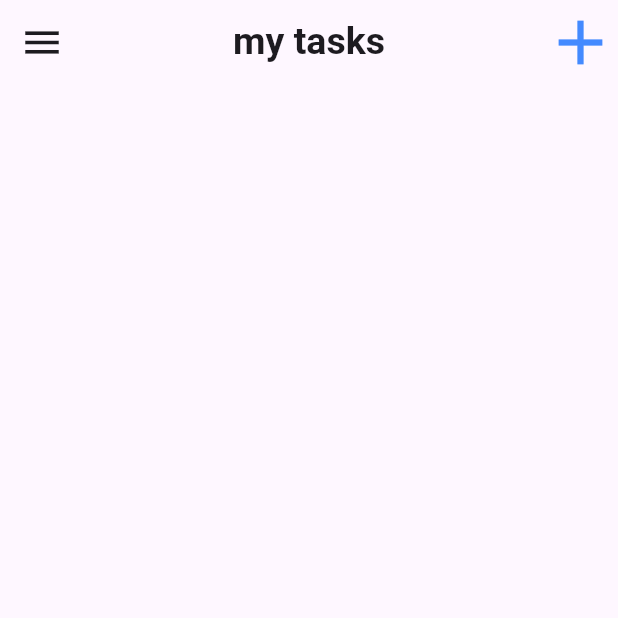
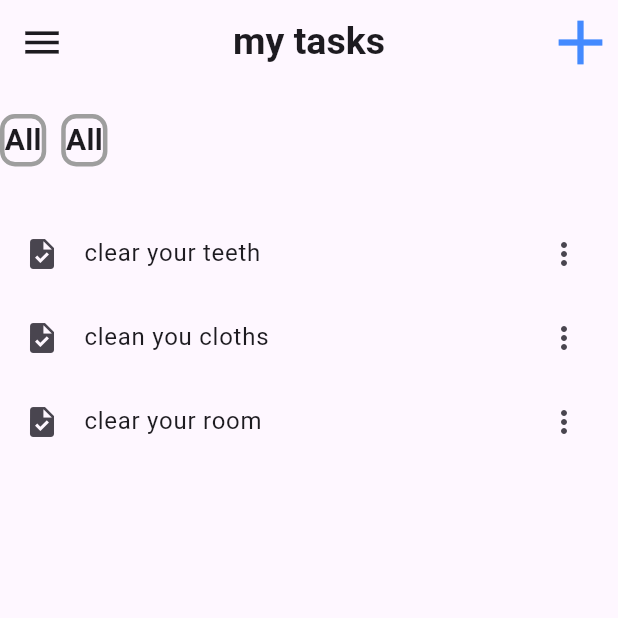
Before and after one commit to inejih-sid-mahame-abderahman/smart_task_manager, a Flutter app: the screen it shows after launch, on a phone screen of 412 x 824 dp, the top half of it. Run offline on Flutter 3.47's test engine with Material 3 defaults, Android fonts, the phone set to English and light mode, and no system bars.

Commit message:
Add task list and category containers to Homescreen layout

```diff
--- a/lib/screens/homescreen.dart
+++ b/lib/screens/homescreen.dart
@@ -17,6 +17,53 @@ class Homescreen extends StatelessWidget {
           centerTitle: true,
           actions: [Icon(Icons.add, size: 50, color: Colors.blueAccent)],
         ),
+        body: ListView(
+          children: [
+            SizedBox(height: 20),
+            Row(
+              mainAxisAlignment: MainAxisAlignment.start,
+              children: [
+                Container(
+                  decoration: BoxDecoration(
+                    border: Border.all(color: Colors.grey, width: 3),
+                    borderRadius: BorderRadius.circular(10),
+                  ),
+                  child: Text(
+                    "All",
+                    style: TextStyle(fontSize: 20, fontWeight: FontWeight.bold),
+                  ),
+                ),
+                SizedBox(width: 10),
+                Container(
+                  decoration: BoxDecoration(
+                    border: Border.all(color: Colors.grey, width: 3),
+                    borderRadius: BorderRadius.circular(10),
+                  ),
+                  child: Text(
+                    "All",
+                    style: TextStyle(fontSize: 20, fontWeight: FontWeight.bold),
+                  ),
+                ),
+              ],
+            ),
+            SizedBox(height: 30),
+            ListTile(
+              leading: Icon(Icons.task),
+              title: Text('clear your teeth'),
+              trailing: Icon(Icons.more_vert),
+            ),
+            ListTile(
+              leading: Icon(Icons.task),
+              title: Text('clean you cloths'),
+              trailing: Icon(Icons.more_vert),
+            ),
+            ListTile(
+              leading: Icon(Icons.task),
+              title: Text('clear your room'),
+              trailing: Icon(Icons.more_vert),
+            ),
+          ],
+        ),
       ),
     );
   }
```
